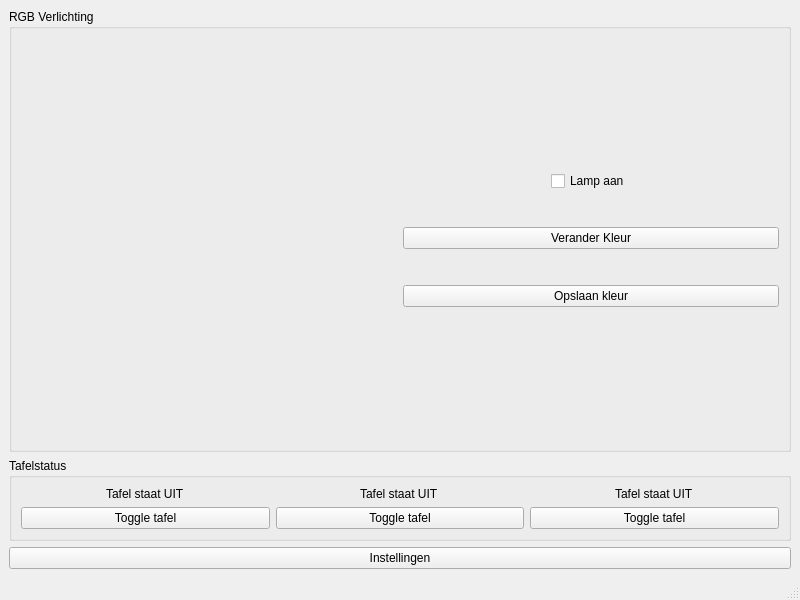
This is mainwindow.ui in wifiinc/qt-dashboard-application as Qt 5 draws it before an edit. The edited form follows.
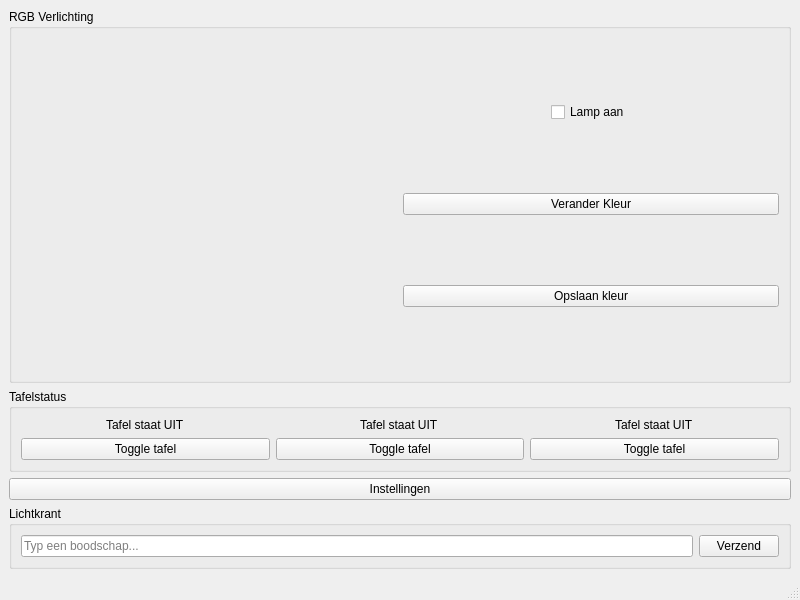
This is the edited form.

Commit message:
Lichtkrant invoer (#23)
* GUI elements lichtkrant

* lichtkrant stuurt data

* uuh alles weer toegevoegd :(

* uuh alles weer toegevoegd :( 32 -> 16

What changed in the file:
```diff
--- a/mainwindow.ui
+++ b/mainwindow.ui
@@ -40,12 +40,6 @@
            </item>
            <item alignment="Qt::AlignmentFlag::AlignHCenter">
             <widget class="QCheckBox" name="checkBoxLightOn">
-             <property name="sizePolicy">
-              <sizepolicy hsizetype="Minimum" vsizetype="Fixed">
-               <horstretch>0</horstretch>
-               <verstretch>0</verstretch>
-              </sizepolicy>
-             </property>
              <property name="text">
               <string>Lamp aan</string>
              </property>
@@ -54,10 +48,7 @@
            <item>
             <spacer name="verticalSpacer_4">
              <property name="orientation">
-              <enum>Qt::Orientation::Vertical</enum>
-             </property>
-             <property name="sizeType">
-              <enum>QSizePolicy::Policy::Fixed</enum>
+              <enum>Qt::Vertical</enum>
              </property>
              <property name="sizeHint" stdset="0">
               <size>
@@ -77,10 +68,7 @@
            <item>
             <spacer name="verticalSpacer_3">
              <property name="orientation">
-              <enum>Qt::Orientation::Vertical</enum>
-             </property>
-             <property name="sizeType">
-              <enum>QSizePolicy::Policy::Fixed</enum>
+              <enum>Qt::Vertical</enum>
              </property>
              <property name="sizeHint" stdset="0">
               <size>
@@ -187,6 +175,32 @@
       </property>
      </widget>
     </item>
+
+    <!-- Lichtkrant -->
+    <item>
+     <widget class="QGroupBox" name="groupBoxLichtkrant">
+      <property name="title">
+       <string>Lichtkrant</string>
+      </property>
+      <layout class="QHBoxLayout" name="layoutLichtkrant">
+       <item>
+        <widget class="QLineEdit" name="lineEditLichtkrant">
+         <property name="placeholderText">
+          <string>Typ een boodschap...</string>
+         </property>
+        </widget>
+       </item>
+       <item>
+        <widget class="QPushButton" name="btnVerzendLichtkrant">
+         <property name="text">
+          <string>Verzend</string>
+         </property>
+        </widget>
+       </item>
+      </layout>
+     </widget>
+    </item>
+
    </layout>
   </widget>
   <widget class="QMenuBar" name="menubar">
```
Left out of the diff: 26 changed lines with no effect on the pictures. The commit also changes 4 other files.
